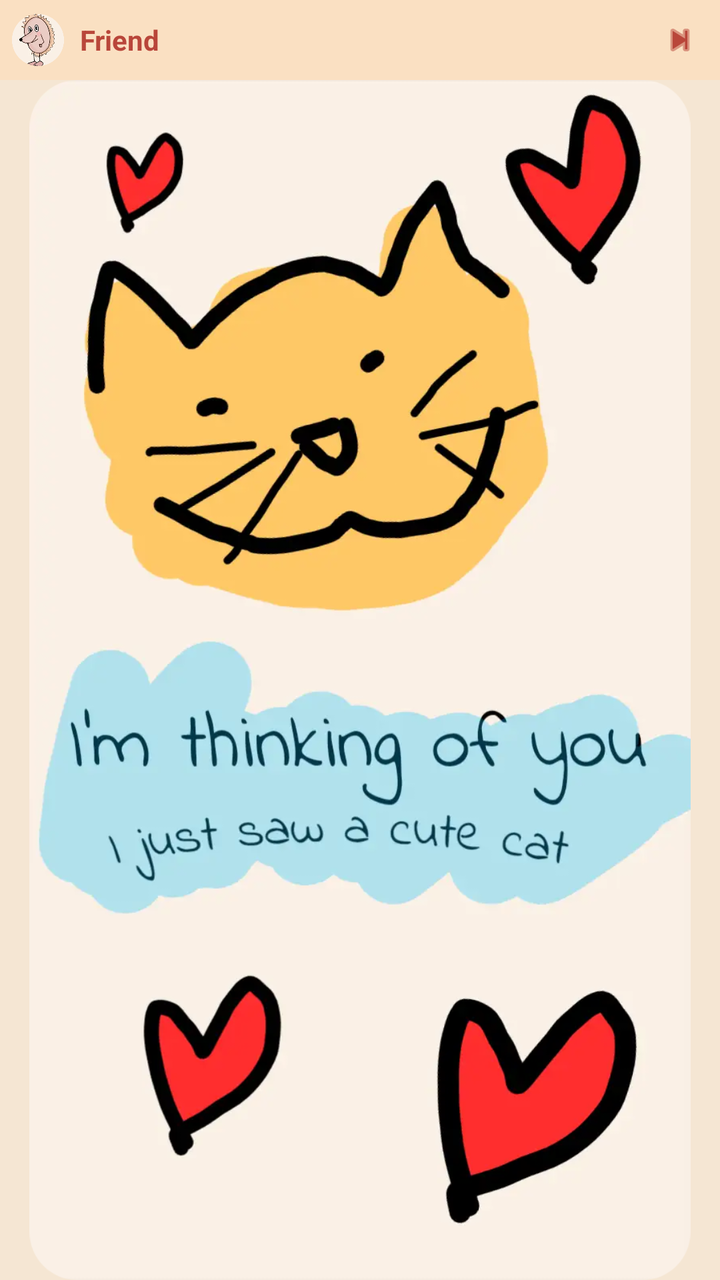
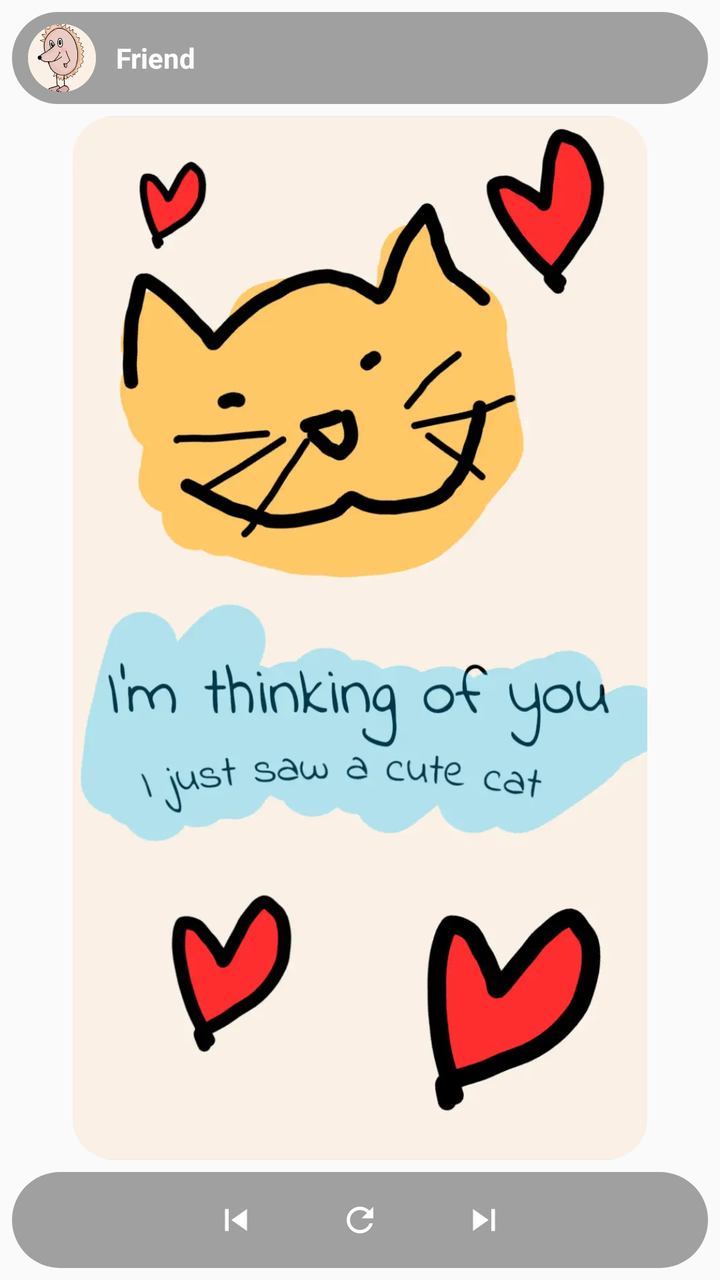

Before-and-after screenshots of an Android layout around one commit, followed by the original layout XML and the change that was made.
<!-- AndroidManifest.xml: application theme AppTheme -->
<!-- res/layout/widget_image.xml -->
<?xml version="1.0" encoding="utf-8"?>
<RelativeLayout xmlns:android="http://schemas.android.com/apk/res/android"
    xmlns:app="http://schemas.android.com/apk/res-auto"
    android:layout_width="match_parent"
    android:layout_height="match_parent"
    android:background="#F5E6D3">

    <RelativeLayout
        android:id="@+id/topRow"
        android:layout_width="match_parent"
        android:layout_height="wrap_content"
        android:layout_alignParentTop="true"
        android:padding="6dp"
        android:background="#FAE0C2">

        <LinearLayout
            android:layout_width="wrap_content"
            android:layout_height="wrap_content"
            android:layout_alignParentStart="true"
            android:layout_centerVertical="true"
            android:orientation="horizontal">

            <ImageView
                android:id="@+id/widget_image_avatar"
                android:layout_width="26dp"
                android:layout_height="26dp"
                android:src="@drawable/avatar" />

            <TextView
                android:id="@+id/widget_image_user"
                android:layout_width="wrap_content"
                android:layout_height="wrap_content"
                android:layout_gravity="center_vertical"
                android:layout_marginStart="8dp"
                android:text="Friend"
                android:textColor="#B9463A"
                android:textSize="14sp"
                android:textStyle="bold" />
        </LinearLayout>

        <ImageView
            android:id="@+id/widget_button_next"
            android:layout_width="28dp"
            android:layout_height="28dp"
            android:layout_alignParentEnd="true"
            android:layout_centerVertical="true"
            android:padding="4dp"
            android:src="@android:drawable/ic_media_next"
            android:tint="#B9463A" /> </RelativeLayout>

    <ImageView
        android:id="@+id/widget_image_drawing"
        android:layout_width="match_parent"
        android:layout_height="match_parent"
        android:layout_below="@id/topRow"
        android:contentDescription="Latest Sketchmate Drawing"
        android:src="@drawable/cat"
        app:srcCompat="@drawable/cat"
        android:scaleType="fitCenter" />

</RelativeLayout>
<!-- resources referenced by this layout -->
<resources>
  <!-- drawable avatar: png bitmap (drawable, 62404 bytes) -->
  <!-- drawable cat: png bitmap (drawable, 511873 bytes) -->
  <style name="AppTheme" parent="Theme.AppCompat.Light.DarkActionBar">
          
          <item name="colorPrimary">@color/colorPrimary</item>
          <item name="colorPrimaryDark">@color/colorPrimaryDark</item>
          <item name="colorAccent">@color/colorAccent</item>
      </style>
</resources>

<!-- the commit's change to res/layout/widget_image.xml (unified diff, before → after) -->
@@ -1,61 +1,89 @@
 <?xml version="1.0" encoding="utf-8"?>
-<RelativeLayout xmlns:android="http://schemas.android.com/apk/res/android"
+<LinearLayout xmlns:android="http://schemas.android.com/apk/res/android"
     xmlns:app="http://schemas.android.com/apk/res-auto"
     android:layout_width="match_parent"
     android:layout_height="match_parent"
-    android:background="#F5E6D3">
+    android:background="@android:color/transparent"
+    android:orientation="vertical"
+    android:padding="6dp">
 
-    <RelativeLayout
-        android:id="@+id/topRow"
+    
+    <LinearLayout
         android:layout_width="match_parent"
         android:layout_height="wrap_content"
-        android:layout_alignParentTop="true"
-        android:padding="6dp"
-        android:background="#FAE0C2">
-
-        <LinearLayout
-            android:layout_width="wrap_content"
-            android:layout_height="wrap_content"
-            android:layout_alignParentStart="true"
-            android:layout_centerVertical="true"
-            android:orientation="horizontal">
-
-            <ImageView
-                android:id="@+id/widget_image_avatar"
-                android:layout_width="26dp"
-                android:layout_height="26dp"
-                android:src="@drawable/avatar" />
-
-            <TextView
-                android:id="@+id/widget_image_user"
-                android:layout_width="wrap_content"
-                android:layout_height="wrap_content"
-                android:layout_gravity="center_vertical"
-                android:layout_marginStart="8dp"
-                android:text="Friend"
-                android:textColor="#B9463A"
-                android:textSize="14sp"
-                android:textStyle="bold" />
-        </LinearLayout>
+        android:background="@drawable/widget_chip_bg"
+        android:gravity="center_vertical"
+        android:orientation="horizontal"
+        android:paddingStart="8dp"
+        android:paddingTop="6dp"
+        android:paddingEnd="14dp"
+        android:paddingBottom="6dp">
 
         <ImageView
-            android:id="@+id/widget_button_next"
-            android:layout_width="28dp"
-            android:layout_height="28dp"
-            android:layout_alignParentEnd="true"
-            android:layout_centerVertical="true"
-            android:padding="4dp"
-            android:src="@android:drawable/ic_media_next"
-            android:tint="#B9463A" /> </RelativeLayout>
+            android:id="@+id/widget_image_avatar"
+            android:layout_width="34dp"
+            android:layout_height="34dp"
+            android:src="@drawable/avatar" />
 
+        <TextView
+            android:id="@+id/widget_image_user"
+            android:layout_width="0dp"
+            android:layout_height="wrap_content"
+            android:layout_weight="1"
+            android:layout_marginStart="10dp"
+            android:ellipsize="end"
+            android:maxLines="1"
+            android:text="Friend"
+            android:textColor="#FFFFFFFF"
+            android:textSize="14sp"
+            android:textStyle="bold" />
+    </LinearLayout>
+
+    
     <ImageView
         android:id="@+id/widget_image_drawing"
         android:layout_width="match_parent"
-        android:layout_height="match_parent"
-        android:layout_below="@id/topRow"
+        android:layout_height="0dp"
+        android:layout_weight="1"
+        android:layout_marginTop="6dp"
+        android:layout_marginBottom="6dp"
         android:contentDescription="Latest Sketchmate Drawing"
         android:src="@drawable/cat"
         app:srcCompat="@drawable/cat"
         android:scaleType="fitCenter" />
 
-</RelativeLayout>
+    
+    <LinearLayout
+        android:layout_width="match_parent"
+        android:layout_height="wrap_content"
+        android:background="@drawable/widget_chip_bg"
+        android:gravity="center"
+        android:orientation="horizontal"
+        android:paddingTop="2dp"
+        android:paddingBottom="2dp">
+
+        <ImageView
+            android:id="@+id/widget_button_prev"
+            android:layout_width="44dp"
+            android:layout_height="44dp"
+            android:padding="11dp"
+            android:src="@drawable/ic_widget_prev" />
+
+        <ImageView
+            android:id="@+id/widget_button_reset"
+            android:layout_width="44dp"
+            android:layout_height="44dp"
+            android:layout_marginStart="18dp"
+            android:padding="12dp"
+            android:src="@drawable/ic_widget_reset" />
+
+        <ImageView
+            android:id="@+id/widget_button_next"
+            android:layout_width="44dp"
+            android:layout_height="44dp"
+            android:layout_marginStart="18dp"
+            android:padding="11dp"
+            android:src="@drawable/ic_widget_next" />
+    </LinearLayout>
+
+</LinearLayout>
<!-- resource entries referenced after the edit -->
@@ -2,6 +2,43 @@
 <resources>
   <!-- drawable avatar: png bitmap (drawable, 62404 bytes) -->
   <!-- drawable cat: png bitmap (drawable, 511873 bytes) -->
+  <!-- drawable ic_widget_next (drawable) -->
+  <vector xmlns:android="http://schemas.android.com/apk/res/android"
+      android:width="24dp"
+      android:height="24dp"
+      android:viewportWidth="24"
+      android:viewportHeight="24">
+      <path
+          android:fillColor="#FFFFFFFF"
+          android:pathData="M6,18l8.5,-6L6,6v12zM16,6v12h2V6z" />
+  </vector>
+  <!-- drawable ic_widget_prev (drawable) -->
+  <vector xmlns:android="http://schemas.android.com/apk/res/android"
+      android:width="24dp"
+      android:height="24dp"
+      android:viewportWidth="24"
+      android:viewportHeight="24">
+      <path
+          android:fillColor="#FFFFFFFF"
+          android:pathData="M6,6h2v12H6zM9.5,12l8.5,6V6z" />
+  </vector>
+  <!-- drawable ic_widget_reset (drawable) -->
+  <vector xmlns:android="http://schemas.android.com/apk/res/android"
+      android:width="24dp"
+      android:height="24dp"
+      android:viewportWidth="24"
+      android:viewportHeight="24">
+      <path
+          android:fillColor="#FFFFFFFF"
+          android:pathData="M17.65,6.35C16.2,4.9 14.21,4 12,4c-4.42,0 -7.99,3.58 -7.99,8s3.57,8 7.99,8c3.73,0 6.84,-2.55 7.73,-6h-2.08c-0.82,2.33 -3.04,4 -5.65,4 -3.31,0 -6,-2.69 -6,-6s2.69,-6 6,-6c1.66,0 3.14,0.69 4.22,1.78L13,11h7V4l-2.35,2.35z" />
+  </vector>
+  <!-- drawable widget_chip_bg (drawable) -->
+  <?xml version="1.0" encoding="utf-8"?>
+  <shape xmlns:android="http://schemas.android.com/apk/res/android"
+      android:shape="rectangle">
+      <solid android:color="#661A1A1A" />
+      <corners android:radius="40dp" />
+  </shape>
   <style name="AppTheme" parent="Theme.AppCompat.Light.DarkActionBar">
           
           <item name="colorPrimary">@color/colorPrimary</item>
